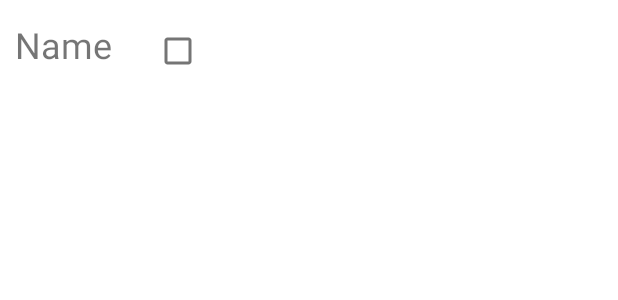
After one commit to luksari/story-it, an Android app: the layout options_list_item.xml on its own in the app's theme, with its tools: preview values and no code run, on a phone screen of 412 x 824 dp. The commit adds this screen. Shown: the top 300 px of the screen. Run offline under Robolectric (Android 15) with nearby library versions, the phone set to English and light mode, and no system bars.

Commit message:
Created adapter to show list of possible players to vote for

```diff
--- /dev/null
+++ b/app/src/main/res/layout/options_list_item.xml
@@ -0,0 +1,24 @@
+<?xml version="1.0" encoding="utf-8"?>
+<layout xmlns:android="http://schemas.android.com/apk/res/android" xmlns:tools="http://schemas.android.com/tools">
+    <data>
+        <variable name="viewModel" type="mvvm.coding.story_it.ui.summary.SummaryViewModel"/>
+        <variable name="position" type="Integer"/>
+    </data>
+    <LinearLayout
+            android:orientation="horizontal"
+            android:layout_width="match_parent"
+            android:layout_height="wrap_content"
+            android:padding="10dp">
+
+        <TextView android:layout_width="wrap_content" android:layout_height="wrap_content"
+        android:id="@+id/option_name" tools:text="Name"
+                  android:textSize="24sp" android:text="@{viewModel.getOption(position).name}"
+        />
+        <CheckBox android:layout_width="wrap_content" android:layout_height="wrap_content"
+        android:id="@+id/vote_checkbox" android:checked="@{viewModel.getOption(position).isChosen()}"
+        android:layout_marginStart="20dp"/>
+
+
+
+    </LinearLayout>
+</layout>
--- a/app/src/main/res/layout/summary_fragment.xml
+++ b/app/src/main/res/layout/summary_fragment.xml
@@ -52,6 +52,7 @@
                 app:layout_constraintTop_toBottomOf="@id/voter_name_textview"
                 app:layout_constraintLeft_toLeftOf="parent"
                 app:layout_constraintLeft_toRightOf="parent"
+                setAdapter="@{viewModel.adapter}"
         />
         <Button
                 android:id="@+id/next_voter_btn"
```
Also changed, not shown: app/src/main/java/mvvm/coding/story_it/ui/summary/OptionsListAdapter.kt (added, +46 -0 lines), app/src/main/java/mvvm/coding/story_it/ui/summary/SummaryFragment.kt (+7 -0 lines), app/src/main/java/mvvm/coding/story_it/ui/summary/SummaryViewModel.kt (+20 -3 lines).
